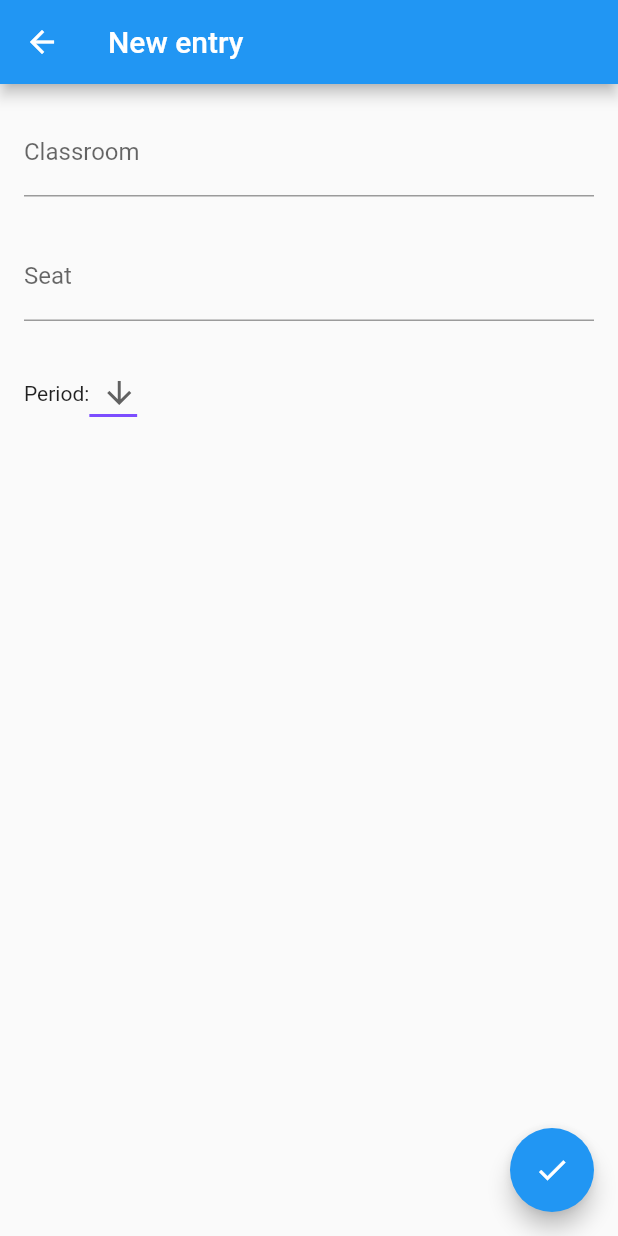
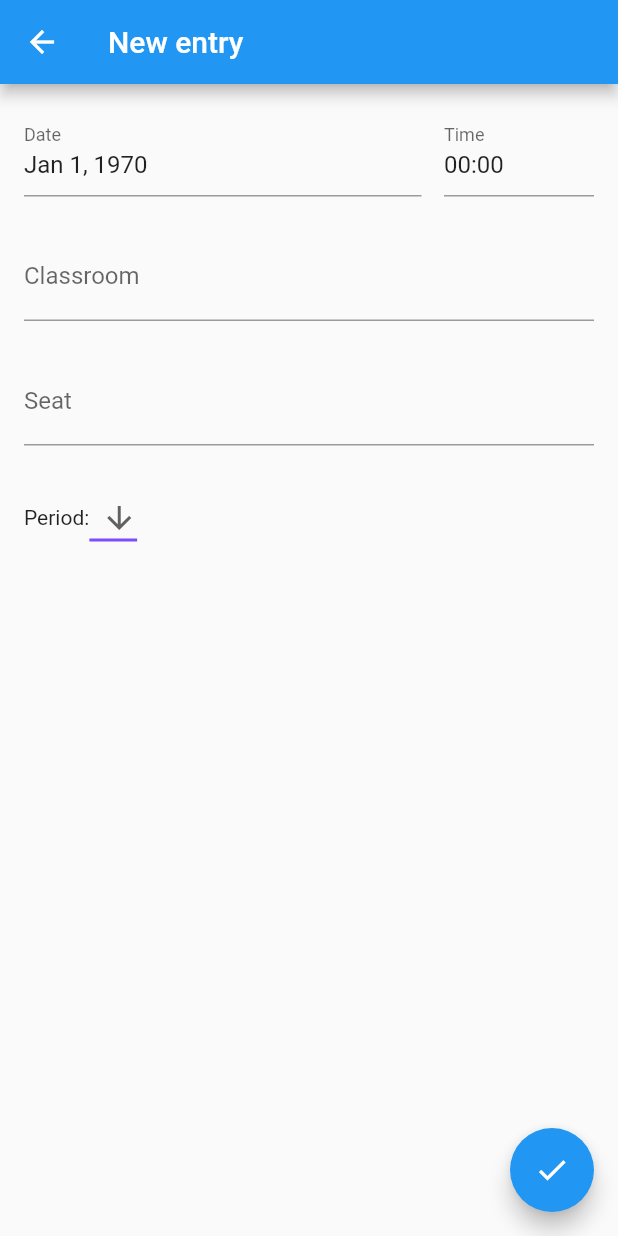
Before and after one commit to dummyx/historykiroku, a Flutter app: the NewEntryScreen screen opened directly with empty values, on a phone screen of 412 x 824 dp. Run offline on Flutter 3.47's test engine with Material 2 defaults, Android fonts, the phone set to English and light mode, and no system bars; drawn by our look-alikes of date_time_picker; our stand-ins replace sqflite; missing offline and left inert: qr_code_scanner; accounts and stored records are empty.

Commit message:
Add time picker

```diff
--- a/lib/src/entry.dart
+++ b/lib/src/entry.dart
@@ -34,9 +34,16 @@ class _NewEntryScreenState extends State<NewEntryScreen> {
             child: Column(
               children: [
                 ...[
-                  /*DateTimePicker(
-                      type: DateTimePickerType.dateTime,
-                    ),*/
+                  DateTimePicker(
+                    initialValue: DateTime.fromMillisecondsSinceEpoch(newEntry.timestampStart*1000).toString(),
+                    firstDate: DateTime(2019),
+                    lastDate: DateTime(2100),
+                    type: DateTimePickerType.dateTimeSeparate,
+                    dateLabelText: 'Date',
+                    timeLabelText: 'Time',
+                    onChanged: (datetime) {newEntry.timestampStart = DateTime.parse(datetime).millisecondsSinceEpoch~/1000;},
+                    ),
+
                   TextFormField(
                     onChanged: (text) {
                       newEntry.classroom = text;
```
Also changed, not shown: lib/main.dart (+5 -2 lines).
